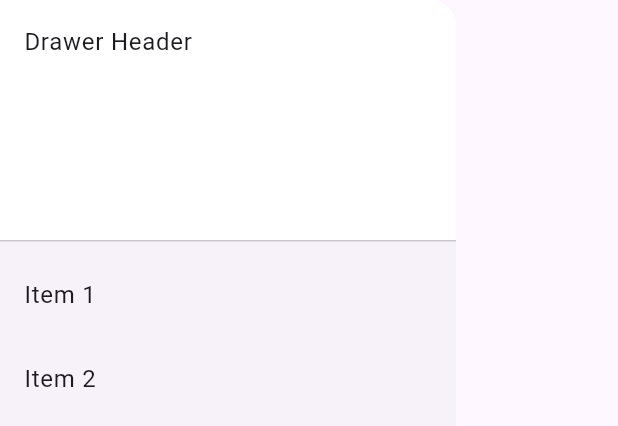
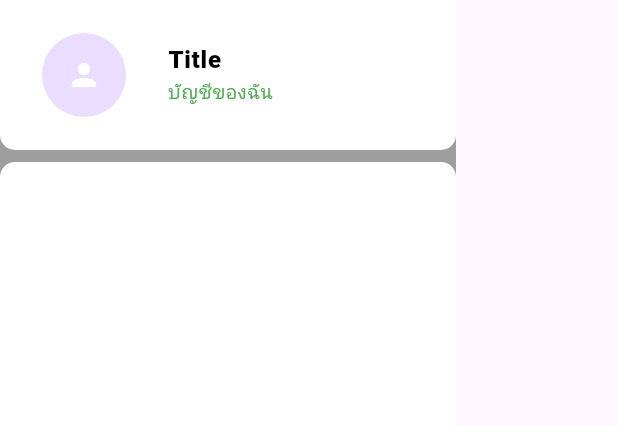
Before and after one commit to iwindd/Boltclone_Flutter, a Flutter app: the HomeDrawer widget shown alone on an empty page, opened directly, on a phone screen of 412 x 824 dp. Shown: the top 426 px of the screen. Run offline on Flutter 3.47's test engine with Material 3 defaults, Android fonts, the light colour scheme and no system bars; our stand-ins replace geolocator, google_maps_flutter, stacked, stacked_services, stacked_shared.

Commit message:
top content

```diff
--- a/lib/ui/widgets/HomeDrawer.dart
+++ b/lib/ui/widgets/HomeDrawer.dart
@@ -1,4 +1,5 @@
 import 'package:flutter/material.dart';
+import 'package:flutter/widgets.dart';
 
 class HomeDrawer extends StatefulWidget {
   const HomeDrawer({super.key});
@@ -11,35 +12,64 @@ class _HomeDrawerState extends State<HomeDrawer> {
   @override
   Widget build(BuildContext context) {
     return Drawer(
-      // Add a ListView to the drawer. This ensures the user can scroll
-      // through the options in the drawer if there isn't enough vertical
-      // space to fit everything.
+        shape: const RoundedRectangleBorder(
+            borderRadius: BorderRadius.only(
+                topRight: Radius.circular(0), bottomRight: Radius.circular(0))),
+        backgroundColor: Colors.grey,
         child: ListView(
-        // Important: Remove any padding from the ListView.
           padding: EdgeInsets.zero,
           children: [
-          const DrawerHeader(
-            decoration: BoxDecoration(
+            Container(
+              height: 100,
+              alignment: Alignment.bottomCenter,
+              decoration: const BoxDecoration(
+                color: Colors.white,
+                borderRadius: BorderRadius.only(
+                  bottomLeft: Radius.circular(10),
+                  bottomRight: Radius.circular(10),
+                ),
+              ),
+              child: const Align(
+                alignment: Alignment.center,
+                child: ListTile(
+                  title: Text(
+                    "Title",
+                    style: TextStyle(
+                        color: Colors.black,
+                        fontSize: 16,
+                        fontWeight: FontWeight.w800),
+                  ),
+                  subtitle: Text(
+                    "บัญชีของฉัน",
+                    style: TextStyle(
+                      color: Colors.green,
+                      fontSize: 13,
+                    ),
+                  ),
+                  leading: CircleAvatar(
+                    radius: 40,
+                    child: Icon(
+                      Icons.person,
                       color: Colors.white,
                     ),
-            child: Text('Drawer Header'),
                   ),
-          ListTile(
-            title: const Text('Item 1'),
-            onTap: () {
-              // Update the state of the app.
-              // ...
-            },
                 ),
-          ListTile(
-            title: const Text('Item 2'),
-            onTap: () {
-              // Update the state of the app.
-              // ...
-            },
               ),
+            ),
+            const SizedBox(
+              height: 8,
+            ),
+            Container(
+              height: MediaQuery.of(context).size.height - 108,
+              decoration: const BoxDecoration(
+                color: Colors.white,
+                borderRadius: BorderRadius.only(
+                  topLeft: Radius.circular(10),
+                  topRight: Radius.circular(10),
+                ),
+              ),
+            )
           ],
-      ),
-    );
+        ));
   }
 }
```
Lines whose indentation alone changed are shown as unchanged.
